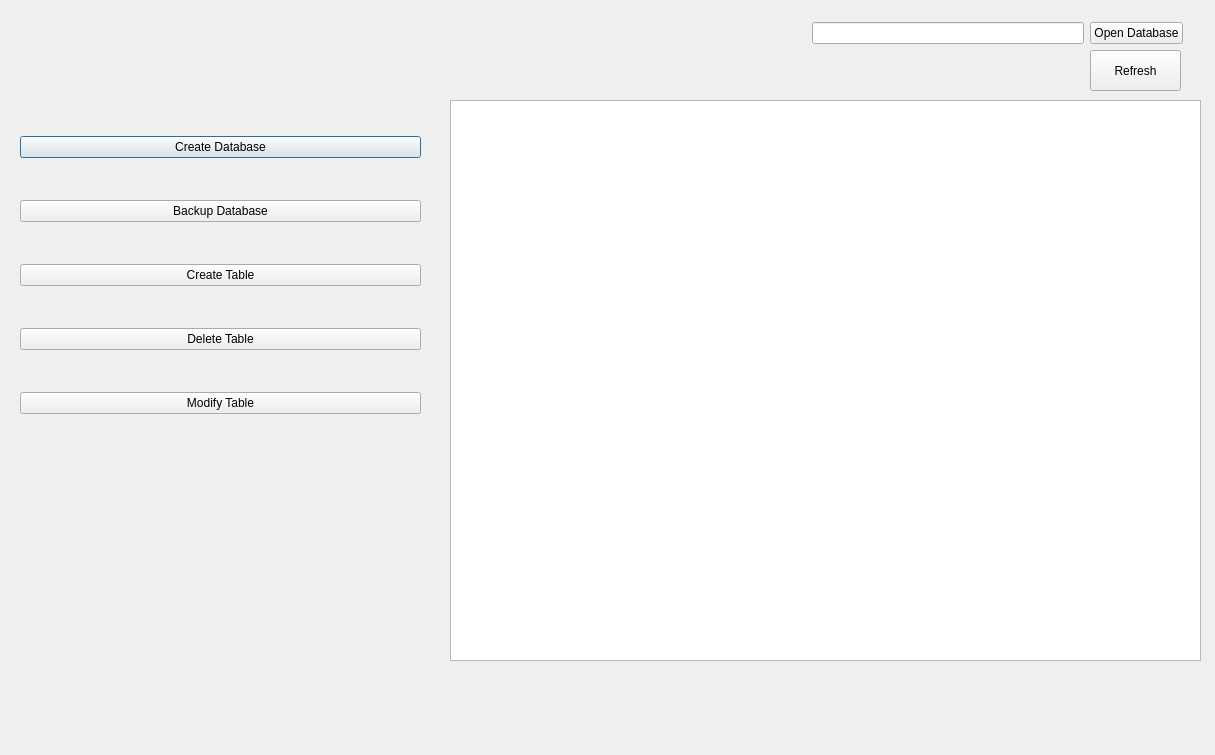
Qt form applicationWindow.ui (rudyleiva93/DatabaseBrowserApp) before a commit.
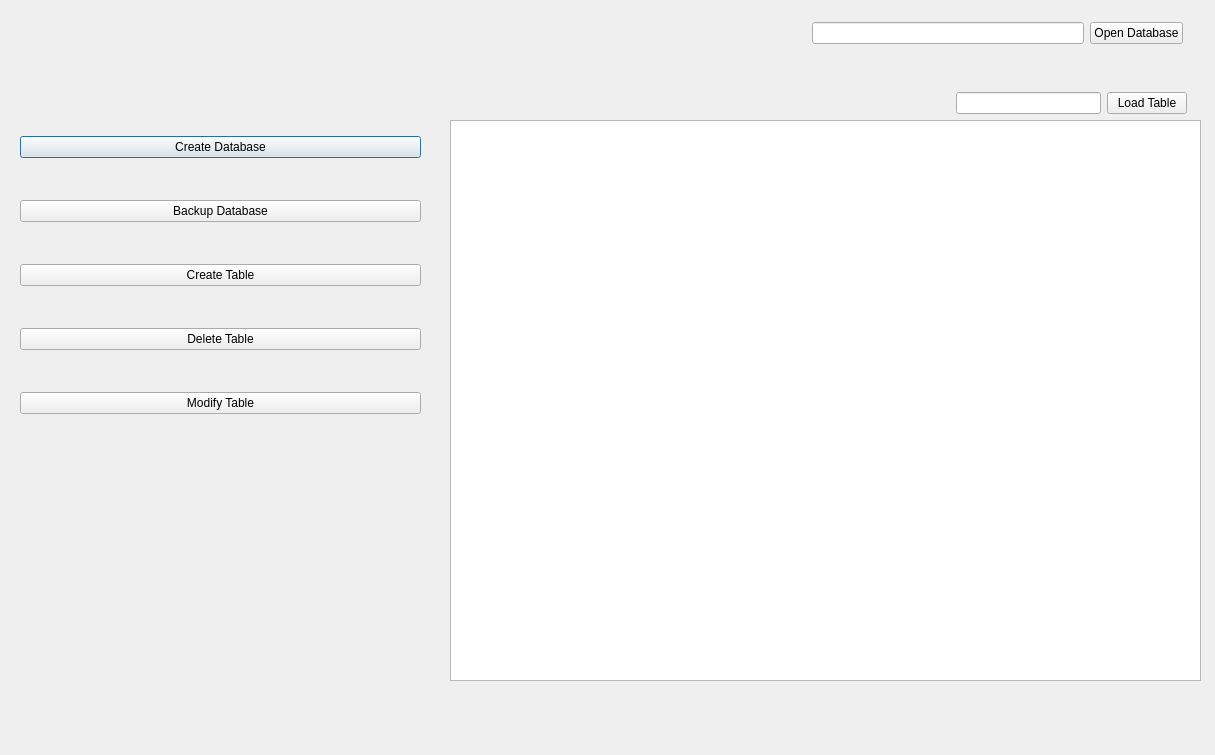
The same form after that commit.

Commit message: Can now view tables of user db on main window of app

```diff
--- a/applicationWindow.ui
+++ b/applicationWindow.ui
@@ -17,7 +17,7 @@
    <property name="geometry">
     <rect>
      <x>450</x>
-     <y>100</y>
+     <y>120</y>
      <width>751</width>
      <height>561</height>
     </rect>
@@ -73,7 +73,7 @@
   <widget class="QLabel" name="label_result">
    <property name="geometry">
     <rect>
-     <x>810</x>
+     <x>880</x>
      <y>60</y>
      <width>361</width>
      <height>16</height>
@@ -83,20 +83,7 @@
     <string/>
    </property>
   </widget>
-  <widget class="QPushButton" name="pushButton_refresh">
-   <property name="geometry">
-    <rect>
-     <x>1090</x>
-     <y>50</y>
-     <width>91</width>
-     <height>41</height>
-    </rect>
-   </property>
-   <property name="text">
-    <string>Refresh</string>
-   </property>
-  </widget>
-  <widget class="QWidget" name="">
+  <widget class="QWidget" name="layoutWidget">
    <property name="geometry">
     <rect>
      <x>812</x>
@@ -118,6 +105,28 @@
     </item>
    </layout>
   </widget>
+  <widget class="QWidget" name="">
+   <property name="geometry">
+    <rect>
+     <x>956</x>
+     <y>90</y>
+     <width>231</width>
+     <height>27</height>
+    </rect>
+   </property>
+   <layout class="QHBoxLayout" name="horizontalLayout_2">
+    <item>
+     <widget class="QLineEdit" name="lineEdit_tableName"/>
+    </item>
+    <item>
+     <widget class="QPushButton" name="pushButton_loadTable">
+      <property name="text">
+       <string>Load Table</string>
+      </property>
+     </widget>
+    </item>
+   </layout>
+  </widget>
  </widget>
  <resources/>
  <connections/>
```
The commit also changes 9 other files.
